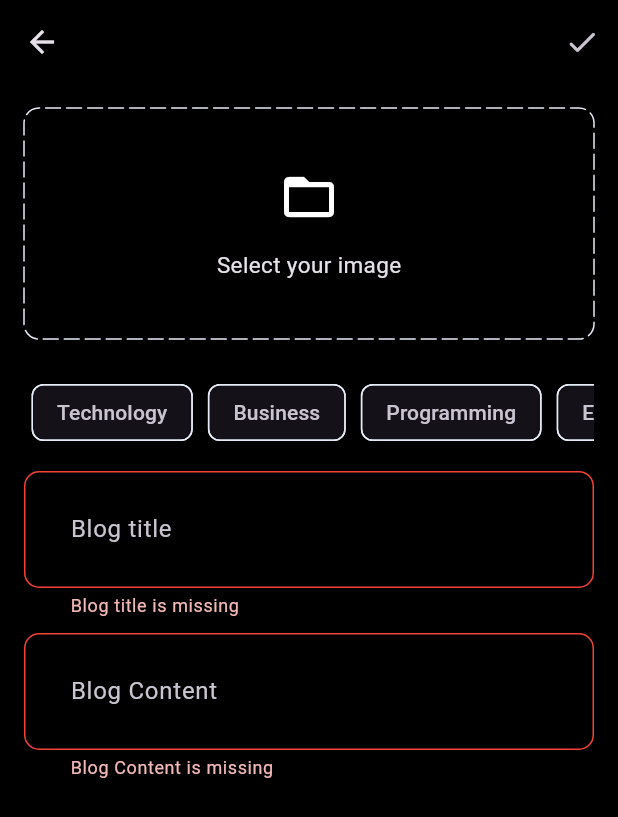
After one commit to musharaf1/In_app_sms_app, a Flutter app: the AddNewBlogPage screen opened directly, after a tap on the "done" icon, on a phone screen of 412 x 824 dp. The commit adds this screen. Shown: the top 817 px of the screen. Run offline on Flutter 3.47's test engine with Material 3 defaults, Android fonts, the phone set to English and light mode, and no system bars; drawn by our look-alikes of dotted_border; our stand-ins replace flutter_bloc, fpdart, get_it, image_picker, supabase_flutter; accounts and stored records are empty; statements that could not run were skipped.

Commit message:
adds add blog page

```diff
--- a/lib/core/theme/theme.dart
+++ b/lib/core/theme/theme.dart
@@ -13,10 +13,17 @@ class AppTheme {
     inputDecorationTheme: InputDecorationThemeData(
       contentPadding: const EdgeInsets.all(27),
       enabledBorder: _border(),
+      border: _border(),
+      focusedBorder: _border(AppPallet.formError),
 
-      focusedBorder: _border(AppPallet.formError),
+      errorBorder: _border(AppPallet.formError),
     ),
 
     appBarTheme: AppBarTheme(backgroundColor: AppPallet.universalBlack),
+
+    chipTheme: ChipThemeData(
+      color: WidgetStatePropertyAll(AppPallet.universalBlack),
+      side: BorderSide.none,
+    ),
   );
 }
--- /dev/null
+++ b/lib/feature/blog/data/blog_repository_impl.dart
@@ -0,0 +1,51 @@
+import 'dart:io';
+
+import 'package:fpdart/fpdart.dart';
+import 'package:inapp_sms/core/error/exception.dart';
+import 'package:inapp_sms/core/error/failure.dart';
+import 'package:inapp_sms/feature/blog/data/datasources/blog_remote_data_source.dart';
+import 'package:inapp_sms/feature/blog/data/models/blog_model.dart';
+import 'package:inapp_sms/feature/blog/domain/entities/blog.dart';
+import 'package:inapp_sms/feature/blog/domain/repositories/blog_repository.dart';
+import 'package:uuid/uuid.dart';
+
+class BlogRepositoryImpl implements BlogRepository {
+  final BlogRemoteDataSource blogRemoteDataSource;
+
+  BlogRepositoryImpl({required this.blogRemoteDataSource});
+
+  @override
+  Future<Either<Failure, Blog>> uploadBlog({
+    required File image,
+    required title,
+    required content,
+    required posterId,
+    required List<String> topics,
+  }) async {
+    try {
+      BlogModel blogModel = BlogModel(
+        id: const Uuid().v1(),
+        posterId: posterId,
+        title: title,
+        content: content,
+        imageUrl: '',
+        topics: topics,
+        updatedAt: DateTime.now(),
+      );
+
+      final imageUrl = await blogRemoteDataSource.uploadBlogImage(
+        image: image,
+        blog: blogModel,
+      );
+
+      blogModel = blogModel.copyWith(imageUrl: imageUrl);
+
+      final uploadedBlogModel = await blogRemoteDataSource.uploadBlog(
+        blogModel,
+      );
+      return right(uploadedBlogModel);
+    } on ServerException catch (e) {
+      return left(Failure(e.message));
+    }
+  }
+}
--- /dev/null
+++ b/lib/feature/blog/data/datasources/blog_remote_data_source.dart
@@ -0,0 +1,47 @@
+import 'dart:io';
+
+import 'package:inapp_sms/core/error/exception.dart';
+import 'package:inapp_sms/feature/blog/data/models/blog_model.dart';
+import 'package:supabase_flutter/supabase_flutter.dart';
+
+abstract interface class BlogRemoteDataSource {
+  Future<BlogModel> uploadBlog(BlogModel blog);
+  Future<String> uploadBlogImage({
+    required File image,
+    required BlogModel blog,
+  });
+}
+
+class BlogRemoteDataSourceImp implements BlogRemoteDataSource {
+  final SupabaseClient supabaseClient;
+
+  BlogRemoteDataSourceImp({required this.supabaseClient});
+
+  @override
+  Future<BlogModel> uploadBlog(BlogModel blog) async {
+    try {
+      final blogData = await supabaseClient
+          .from('blogs')
+          .insert(blog.toJson())
+          .select();
+
+      return BlogModel.fromJson(blogData.first);
+    } catch (e) {
+      throw ServerException(e.toString());
+    }
+  }
+
+  @override
+  Future<String> uploadBlogImage({
+    required File image,
+    required BlogModel blog,
+  }) async {
+    try {
+      await supabaseClient.storage.from("blog_images").upload(blog.id, image);
+
+      return supabaseClient.storage.from("blog_images").getPublicUrl(blog.id);
+    } catch (e) {
+      throw ServerException(e.toString());
+    }
+  }
+}
--- /dev/null
+++ b/lib/feature/blog/data/models/blog_model.dart
@@ -0,0 +1,55 @@
+import 'package:inapp_sms/feature/blog/domain/entities/blog.dart';
+
+class BlogModel extends Blog {
+  BlogModel({
+    required super.id,
+    required super.posterId,
+    required super.title,
+    required super.content,
+    required super.imageUrl,
+    required super.topics,
+    required super.updatedAt,
+  });
+
+  BlogModel copyWith({
+    String? id,
+    String? posterId,
+    String? title,
+    String? content,
+    String? imageUrl,
+    List<String>? topics,
+    DateTime? updatedAt,
+  }) {
+    return BlogModel(
+      id: id ?? this.id,
+      posterId: posterId ?? this.posterId,
+      title: title ?? this.title,
+      content: content ?? this.content,
+      imageUrl: imageUrl ?? this.imageUrl,
+      topics: topics ?? this.topics,
+      updatedAt: updatedAt ?? this.updatedAt,
+    );
+  }
+
+  factory BlogModel.fromJson(Map<String, dynamic> json) => BlogModel(
+    id: json['id'] as String,
+    posterId: json['poster_id'] as String,
+    title: json['title'] as String,
+    content: json['content'] as String,
+    imageUrl: json['image_url'] as String,
+    topics: (json['topics'] as List<dynamic>).map((e) => e as String).toList(),
+    updatedAt: json['updated_at'] == null
+        ? DateTime.now()
+        : DateTime.parse(json['updated_at'] as String),
+  );
+
+  Map<String, dynamic> toJson() => <String, dynamic>{
+    'id': id,
+    'poster_id': posterId,
+    'title': title,
+    'content': content,
+    'image_url': imageUrl,
+    'topics': topics,
+    'updated_at': updatedAt.toIso8601String(),
+  };
+}
--- /dev/null
+++ b/lib/feature/blog/domain/entities/blog.dart
@@ -0,0 +1,19 @@
+class Blog {
+  final String id;
+  final String posterId;
+  final String title;
+  final String content;
+  final String imageUrl;
+  final List<String> topics;
+  final DateTime updatedAt;
+
+  Blog({
+    required this.id,
+    required this.posterId,
+    required this.title,
+    required this.content,
+    required this.imageUrl,
+    required this.topics,
+    required this.updatedAt,
+  });
+}
--- /dev/null
+++ b/lib/feature/blog/domain/repositories/blog_repository.dart
@@ -0,0 +1,14 @@
+import 'dart:io';
+import 'package:fpdart/fpdart.dart';
+import 'package:inapp_sms/core/error/failure.dart';
+import 'package:inapp_sms/feature/blog/domain/entities/blog.dart';
+
+abstract interface class BlogRepository {
+  Future<Either<Failure, Blog>> uploadBlog({
+    required File image,
+    required title,
+    required content,
+    required posterId,
+    required List<String> topics,
+  });
+}
--- /dev/null
+++ b/lib/feature/blog/domain/usecase/upload_blog.dart
@@ -0,0 +1,38 @@
+import 'dart:io';
+import 'package:fpdart/fpdart.dart';
+import 'package:inapp_sms/core/error/failure.dart';
+import 'package:inapp_sms/core/usecase/usecase.dart';
+import 'package:inapp_sms/feature/blog/domain/entities/blog.dart';
+import 'package:inapp_sms/feature/blog/domain/repositories/blog_repository.dart';
+
+class UploadBlog implements UseCase<Blog, UploadBlogParams> {
+  final BlogRepository blogRepository;
+
+  UploadBlog(this.blogRepository);
+  @override
+  Future<Either<Failure, Blog>> call(UploadBlogParams params) async {
+    return await blogRepository.uploadBlog(
+      image: params.image,
+      title: params.title,
+      content: params.content,
+      posterId: params.posterId,
+      topics: params.topics,
+    );
+  }
+}
+
+class UploadBlogParams {
+  final String posterId;
+  final String title;
+  final String content;
+  final File image;
+  final List<String> topics;
+
+  UploadBlogParams({
+    required this.posterId,
+    required this.title,
+    required this.content,
+    required this.image,
+    required this.topics,
+  });
+}
--- /dev/null
+++ b/lib/feature/blog/presentation/bloc/blog_bloc.dart
@@ -0,0 +1,35 @@
+import 'dart:io';
+import 'package:flutter/material.dart';
+import 'package:flutter_bloc/flutter_bloc.dart';
+import 'package:inapp_sms/feature/blog/domain/usecase/upload_blog.dart';
+
+part 'blog_event.dart';
+part 'blog_state.dart';
+
+class BlogBloc extends Bloc<BlogEvent, BlogState> {
+  final UploadBlog uploadBlog;
+  BlogBloc(this.uploadBlog) : super(BlogInitial()) {
+    on<BlogEvent>((event, emit) {
+      emit(BlogLoading());
+    });
+
+    on<UploadBlogEvent>(_onUploadBlogEvent);
+  }
+
+  _onUploadBlogEvent(UploadBlogEvent event, Emitter<BlogState> emit) async {
+    final res = await uploadBlog(
+      UploadBlogParams(
+        posterId: event.posterId,
+        title: event.title,
+        content: event.content,
+        image: event.image,
+        topics: event.topics,
+      ),
+    );
+
+    res.fold(
+      (l) => emit(BlogFailure(l.errorMessage)),
+      (r) => emit(BlogSuccess()),
+    );
+  }
+}
--- /dev/null
+++ b/lib/feature/blog/presentation/bloc/blog_event.dart
@@ -0,0 +1,22 @@
+part of 'blog_bloc.dart';
+
+@immutable
+sealed class BlogEvent {}
+
+class UploadBlogEvent extends BlogEvent {
+  final String posterId;
+  final String title;
+  final String content;
+  final File image;
+  final List<String> topics;
+
+  UploadBlogEvent(
+    this.posterId,
+    this.title,
+    this.content,
+    this.image,
+    this.topics,
+  );
+}
+
+sealed class UploadImage extends BlogEvent {}
--- /dev/null
+++ b/lib/feature/blog/presentation/bloc/blog_state.dart
@@ -0,0 +1,16 @@
+part of 'blog_bloc.dart';
+
+@immutable
+sealed class BlogState {}
+
+final class BlogInitial extends BlogState {}
+
+final class BlogLoading extends BlogState {}
+
+final class BlogFailure extends BlogState {
+  final String error;
+
+  BlogFailure(this.error);
+}
+
+final class BlogSuccess extends BlogState {}
--- /dev/null
+++ b/lib/feature/blog/presentation/pages/add_new_blog_page.dart
@@ -0,0 +1,211 @@
+import 'dart:io';
+
+import 'package:dotted_border/dotted_border.dart';
+import 'package:flutter/material.dart';
+import 'package:flutter_bloc/flutter_bloc.dart';
+import 'package:inapp_sms/core/common/cubits/app_user/app_user_cubit.dart';
+import 'package:inapp_sms/core/common/widgets/loader.dart';
+import 'package:inapp_sms/core/theme/app_pallet.dart';
+import 'package:inapp_sms/core/utils/pick_image.dart';
+import 'package:inapp_sms/core/utils/show_snackbar.dart';
+import 'package:inapp_sms/feature/blog/presentation/bloc/blog_bloc.dart';
+import 'package:inapp_sms/feature/blog/presentation/pages/blog_page.dart';
+import 'package:inapp_sms/feature/blog/presentation/widgets/blog_editor.dart';
+
+class AddNewBlogPage extends StatefulWidget {
+  static route() =>
+      MaterialPageRoute(builder: (context) => const AddNewBlogPage());
+  const AddNewBlogPage({super.key});
+
+  @override
+  State<AddNewBlogPage> createState() => _AddNewBlogPageState();
+}
+
+class _AddNewBlogPageState extends State<AddNewBlogPage> {
+  final titleController = TextEditingController();
+  final contentController = TextEditingController();
+
+  final formKey = GlobalKey<FormState>();
+
+  File? image;
+  void selectImage() async {
+    final pickedImage = await pickImage();
+
+    if (pickedImage != null) {
+      setState(() {
+        image = pickedImage;
+      });
+    }
+  }
+
+  final selectedTopics = <String>[];
+
+  void uploadBlog() {
+    if (formKey.currentState!.validate() &&
+        selectedTopics.isNotEmpty &&
+        image != null) {
+      final posterId =
+          (context.read<AppUserCubit>().state as AppUserLoggedIn).user.id;
+
+      context.read<BlogBloc>().add(
+        UploadBlogEvent(
+          posterId,
+          titleController.text.trim(),
+          contentController.text.trim(),
+          image!,
+          selectedTopics,
+        ),
+      );
+    }
+  }
+
+  @override
+  void dispose() {
+    titleController.dispose();
+    contentController.dispose();
+    super.dispose();
+  }
+
+  @override
+  Widget build(BuildContext context) {
+    return Scaffold(
+      appBar: AppBar(
+        actions: [
+          IconButton(
+            onPressed: () {
+              uploadBlog();
+            },
+            icon: Icon(Icons.done_rounded),
+          ),
+        ],
+      ),
+
+      body: BlocConsumer<BlogBloc, BlogState>(
+        listener: (context, state) {
+          if (state is BlogFailure) {
+            showSnackbar(context, state.error);
+          } else if (state is BlogSuccess) {
+            Navigator.pushAndRemoveUntil(
+              context,
+              BlogPage.route(),
+              (route) => false,
+            );
+          }
+        },
+        builder: (context, state) {
+          if (state is BlogLoading) {
+            return const Loader();
+          }
+          return SingleChildScrollView(
+            child: Padding(
+              padding: EdgeInsets.all(16),
+              child: Form(
+                key: formKey,
+                child: Column(
+                  children: [
+                    image != null
+                        ? GestureDetector(
+                            onTap: () {
+                              selectImage();
+                            },
+                            child: SizedBox(
+                              height: 150,
+                              width: double.infinity,
+                              child: ClipRRect(
+                                borderRadius: BorderRadius.circular(10),
+                                child: Image.file(image!, fit: BoxFit.cover),
+                              ),
+                            ),
+                          )
+                        : GestureDetector(
+                            onTap: () {
+                              selectImage();
+                            },
+                            child: DottedBorder(
+                              options: RoundedRectDottedBorderOptions(
+                                strokeCap: StrokeCap.round,
+                                color: AppPallet.borderColor,
+                                dashPattern: [10, 4],
+                                radius: Radius.circular(10),
+                              ),
+
+                              child: SizedBox(
+                                height: 150,
+                                width: double.infinity,
+                                child: Column(
+                                  mainAxisAlignment: MainAxisAlignment.center,
+                                  children: [
+                                    Icon(Icons.folder_open, size: 40),
+                                    SizedBox(height: 15),
+                                    Text(
+                                      "Select your image",
+                                      style: TextStyle(fontSize: 15),
+                                    ),
+                                  ],
+                                ),
+                              ),
+                            ),
+                          ),
+
+                    SizedBox(height: 20),
+
+                    SingleChildScrollView(
+                      scrollDirection: Axis.horizontal,
+                      child: Row(
+                        children:
+                            [
+                              "Technology",
+                              "Business",
+                              "Programming",
+                              "Entertainment",
+                            ].map((e) {
+                              return Padding(
+                                padding: const EdgeInsets.all(5.0),
+                                child: GestureDetector(
+                                  onTap: () {
+                                    if (selectedTopics.contains(e)) {
+                                      selectedTopics.remove(e);
+                                    } else {
+                                      selectedTopics.add(e);
+                                    }
+
+                                    setState(() {});
+                                  },
+                                  child: Chip(
+                                    color: WidgetStatePropertyAll(
+                                      selectedTopics.contains(e)
+                                          ? AppPallet.pendingColor
+                                          : null,
+                                    ),
+                                    side: selectedTopics.contains(e)
+                                        ? null
+                                        : BorderSide(
+                                            color: AppPallet.borderColor,
+                                          ),
+                                    label: Text(e),
+                                  ),
+                                ),
+                              );
+                            }).toList(),
+                      ),
+                    ),
+                    SizedBox(height: 10),
+                    BlogEditor(
+                      controller: titleController,
+                      hintText: "Blog title",
+                    ),
+                    SizedBox(height: 10),
+                    BlogEditor(
+                      controller: contentController,
+                      hintText: "Blog Content",
+                    ),
+                  ],
+                ),
+              ),
+            ),
+          );
+        },
+      ),
+    );
+  }
+}
--- /dev/null
+++ b/lib/feature/blog/presentation/widgets/blog_editor.dart
@@ -0,0 +1,28 @@
+import 'package:flutter/material.dart';
+
+class BlogEditor extends StatelessWidget {
+  final TextEditingController controller;
+  final String hintText;
+  const BlogEditor({
+    super.key,
+    required this.controller,
+    required this.hintText,
+  });
+
+  @override
+  Widget build(BuildContext context) {
+    return TextFormField(
+      controller: controller,
+      decoration: InputDecoration(hintText: hintText),
+
+      maxLines: null,
+
+      validator: (value) {
+        if (value!.trim().isEmpty) {
+          return '$hintText is missing';
+        }
+        return null;
+      },
+    );
+  }
+}
--- a/lib/main.dart
+++ b/lib/main.dart
@@ -4,6 +4,8 @@ import 'package:inapp_sms/core/common/cubits/app_user/app_user_cubit.dart';
 import 'package:inapp_sms/feature/auth/presentation/bloc/auth_bloc.dart';
 import 'package:inapp_sms/feature/auth/presentation/pages/login_page.dart';
 import 'package:inapp_sms/core/theme/theme.dart';
+import 'package:inapp_sms/feature/blog/presentation/bloc/blog_bloc.dart';
+import 'package:inapp_sms/feature/blog/presentation/pages/blog_page.dart';
 import 'package:inapp_sms/init_dependencies.dart';
 
 void main() async {
@@ -14,6 +16,7 @@ void main() async {
       providers: [
         BlocProvider(create: (_) => serviceLocator<AppUserCubit>()),
         BlocProvider(create: (_) => serviceLocator<AuthBloc>()),
+        BlocProvider(create: (_) => serviceLocator<BlogBloc>()),
       ],
       child: const MyApp(),
     ),
@@ -47,7 +50,7 @@ class _MyAppState extends State<MyApp> {
         },
         builder: (context, isLoggedIn) {
           if (isLoggedIn) {
-            return Scaffold(body: Center(child: Text("Welcome to Home")));
+            return const BlogPage();
           }
           return const LoginPage();
         },
--- a/pubspec.yaml
+++ b/pubspec.yaml
@@ -28,13 +28,19 @@ environment:
 # the latest version available on pub.dev. To see which dependencies have newer
 # versions available, run `flutter pub outdated`.
 dependencies:
+  build_runner: ^2.8.0
   cupertino_icons: ^1.0.8
+  dotted_border: ^3.1.0
   flutter:
     sdk: flutter
   flutter_bloc: ^9.1.1
   fpdart: ^1.1.1
   get_it: ^8.2.0
+  image_picker: ^1.2.0
+  json_annotation: ^4.9.0
+  json_serializable: ^6.11.1
   supabase_flutter: ^2.10.0
+  uuid: ^4.5.1
 
 dev_dependencies:
   flutter_lints: ^5.0.0
```
Also changed, not shown: lib/core/utils/pick_image.dart (added, +16 -0 lines), lib/feature/blog/presentation/pages/blog_page.dart (added, +29 -0 lines), lib/init_dependencies.dart (+22 -0 lines), pubspec.lock, 6 other files.
